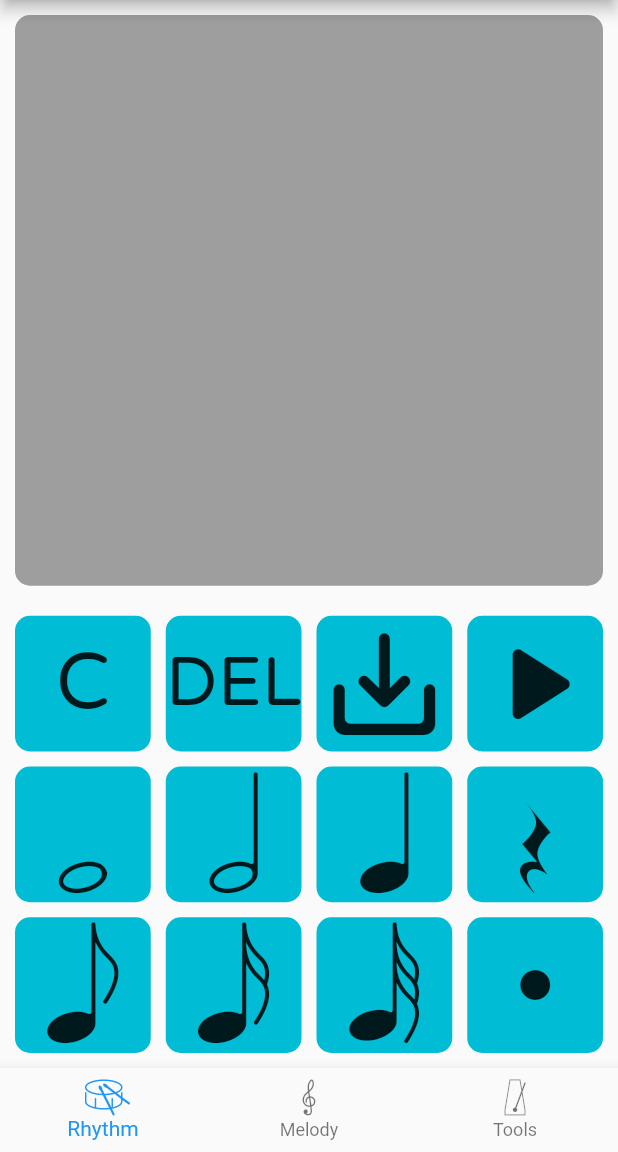
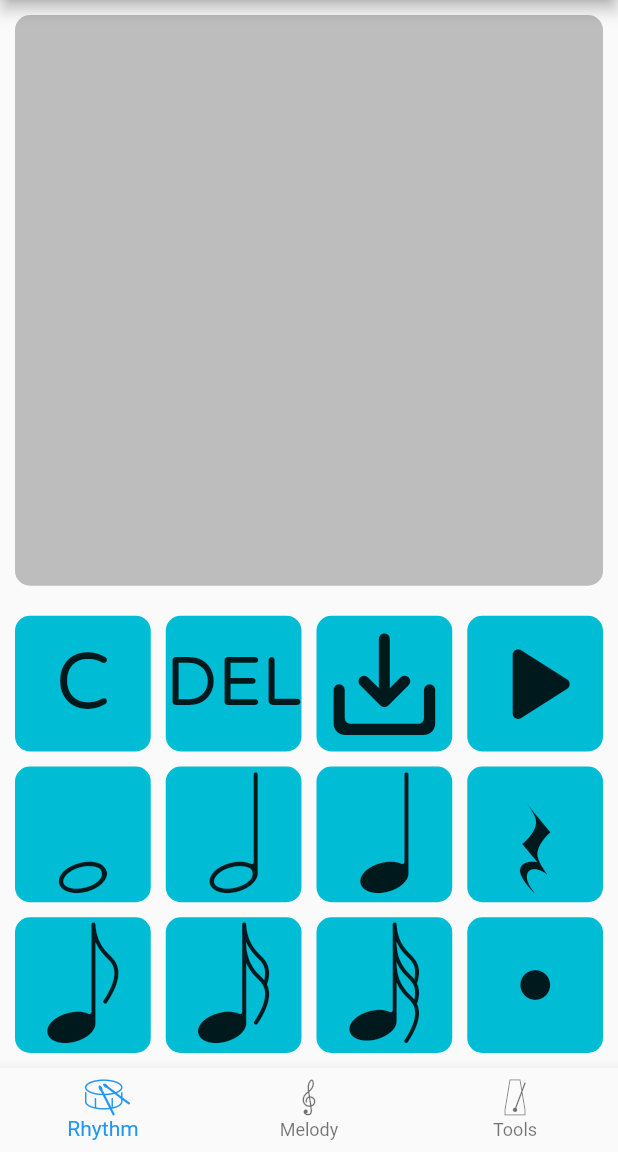
Before and after one commit to yoshiaki-shiokawa/Rhythm-Calculator, a Flutter app: the screen it shows after launch, on a phone screen of 412 x 824 dp, the part 84-1236 px from its top. Run offline on Flutter 3.47's test engine with Material 2 defaults, Android fonts, the phone set to English and light mode, and no system bars; our stand-ins replace tuple; missing offline and left inert: sound_generator.

```diff
--- a/lib/Pages/rhythmPage.dart
+++ b/lib/Pages/rhythmPage.dart
@@ -339,7 +339,7 @@ class RhythmPageState extends State<RhythmPage> {
               height: maxHeight - (((size.width - 50) / 4) * 3 + 40),
               decoration: BoxDecoration(
                 borderRadius: BorderRadius.circular(10),
-                color: Colors.grey,
+                color: Colors.grey.shade400,
               ),
               child: Stack(
                 alignment: Alignment.center,
--- a/lib/sound_player.dart
+++ b/lib/sound_player.dart
@@ -34,7 +34,6 @@ class SoundPlayer {
   }
 
   void addNoteToTrack(double length, int pitch) {
-    debugPrint("length: $length, pitch: $pitch");
     track.add(Tuple2<double, int>(length, pitch));
   }
 
@@ -45,12 +44,12 @@ class SoundPlayer {
   }
 
   void clearTrack() {
-    track = List.empty();
+    track = [];
   }
 
   Future<void> play() async {
     playing = true;
-    playing = compute(playTrack, track) as bool;
+    playing = playTrack(track);
   }
 
   bool playTrack(List<Tuple2<double, int>> track) {
```
Also changed, not shown: lib/assets/foreground.png, pubspec.lock, 5 other files.
